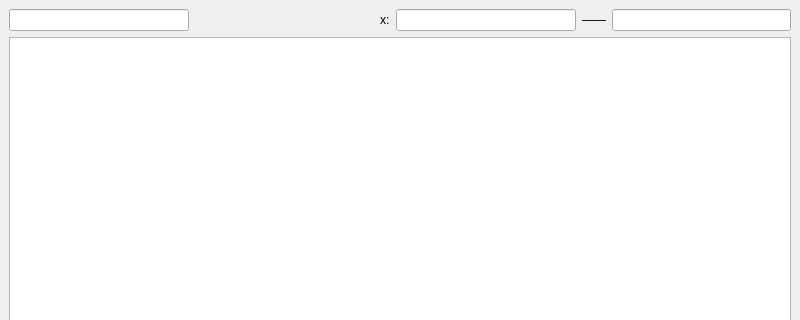
This is mainwindow.ui in YangChengxxyy/FunctionImage as Qt 5 draws it before an edit; both pictures show x 0 to 800 and y 0 to 320 of the 800 by 600 pixel window. The edited form follows.
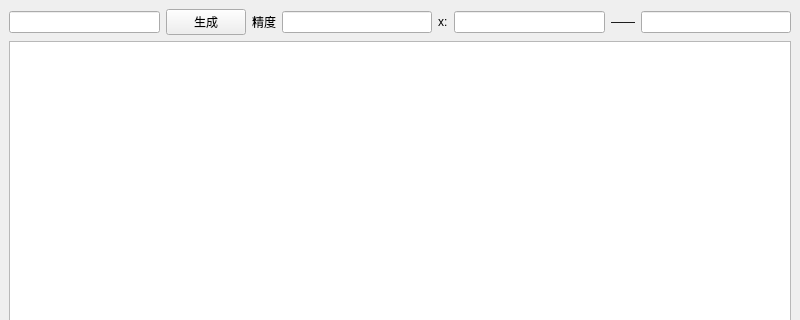
This is the edited form.

Commit message: 使用表格生成数据

Diff of the .ui file:
```diff
--- a/mainwindow.ui
+++ b/mainwindow.ui
@@ -15,44 +15,48 @@
   </property>
   <widget class="QWidget" name="centralwidget">
    <layout class="QGridLayout" name="gridLayout">
-    <item row="0" column="4">
-     <widget class="QLabel" name="label_2">
-      <property name="text">
-       <string>——</string>
-      </property>
-     </widget>
-    </item>
     <item row="0" column="0">
      <widget class="QLineEdit" name="expressionEdit"/>
     </item>
-    <item row="0" column="5">
-     <widget class="QLineEdit" name="manXEdit"/>
-    </item>
-    <item row="1" column="0" colspan="6">
-     <widget class="QTableWidget" name="tableWidget"/>
+    <item row="0" column="1">
+     <widget class="QPushButton" name="pushButton">
+      <property name="text">
+       <string>生成</string>
+      </property>
+     </widget>
     </item>
     <item row="0" column="2">
+     <widget class="QLabel" name="label_3">
+      <property name="text">
+       <string>精度</string>
+      </property>
+     </widget>
+    </item>
+    <item row="0" column="3">
+     <widget class="QLineEdit" name="minXEdit_2"/>
+    </item>
+    <item row="0" column="4">
      <widget class="QLabel" name="label">
       <property name="text">
        <string>x:</string>
       </property>
      </widget>
     </item>
-    <item row="0" column="3">
+    <item row="0" column="5">
      <widget class="QLineEdit" name="minXEdit"/>
     </item>
-    <item row="0" column="1">
-     <spacer name="horizontalSpacer">
-      <property name="orientation">
-       <enum>Qt::Horizontal</enum>
+    <item row="0" column="6">
+     <widget class="QLabel" name="label_2">
+      <property name="text">
+       <string>——</string>
       </property>
-      <property name="sizeHint" stdset="0">
-       <size>
-        <width>40</width>
-        <height>20</height>
-       </size>
-      </property>
-     </spacer>
+     </widget>
+    </item>
+    <item row="0" column="7">
+     <widget class="QLineEdit" name="maxXEdit"/>
+    </item>
+    <item row="1" column="0" colspan="8">
+     <widget class="QTableView" name="tableView"/>
     </item>
    </layout>
   </widget>
```
The commit also changes 2 other files.
